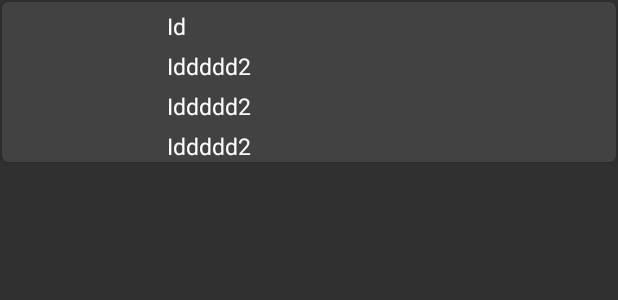
After one commit to sjsudev/cmpe255-project-sp22, an Android app: the layout product_item.xml on its own in the app's theme, with its tools: preview values and no code run, on a phone screen of 412 x 824 dp. The commit adds this screen. Shown: the top 300 px of the screen. Run offline under Robolectric (Android 15) with nearby library versions, the phone set to English and light mode, and no system bars.

Commit message:
final video update

```diff
--- a/android/app/src/main/AndroidManifest.xml
+++ b/android/app/src/main/AndroidManifest.xml
@@ -22,6 +22,7 @@
                 <category android:name="android.intent.category.LAUNCHER" />
             </intent-filter>
         </activity>
+        <activity android:name=".ListProductsActivity" />
 
         <activity android:name="com.kitchenservice.fileUpload.GetAll" />
         <activity android:name="com.kitchenservice.fileUpload.Upload" />
--- a/android/app/src/main/res/layout/get_all.xml
+++ b/android/app/src/main/res/layout/get_all.xml
@@ -9,7 +9,7 @@
     <TextView
         android:layout_width="wrap_content"
         android:layout_height="wrap_content"
-        android:text="Images"
+        android:text="Examples"
         android:textSize="100px"
         android:textColor="#d3d8e3"
         android:layout_centerHorizontal = "true"
--- /dev/null
+++ b/android/app/src/main/res/layout/product_item.xml
@@ -0,0 +1,77 @@
+<?xml version="1.0" encoding="utf-8"?>
+<androidx.cardview.widget.CardView xmlns:android="http://schemas.android.com/apk/res/android"
+    android:layout_width="match_parent"
+    android:layout_height="wrap_content"
+    android:layout_margin="1dp"
+    xmlns:app="http://schemas.android.com/apk/res-auto"
+    app:cardCornerRadius="4dp">
+
+    <RelativeLayout
+        android:layout_width="match_parent"
+        android:layout_height="match_parent"
+        android:layout_margin="0dp">
+
+        <ImageView
+            android:id="@+id/ivProduct"
+            android:layout_width="100dp"
+            android:layout_height="100dp"
+            android:padding="2dp" />
+
+        <TextView
+            android:id="@+id/tvId"
+            android:layout_width="wrap_content"
+            android:layout_height="wrap_content"
+            android:layout_alignParentTop="true"
+            android:layout_marginStart="10dp"
+            android:layout_marginLeft="10dp"
+            android:layout_marginTop="5dp"
+            android:layout_toRightOf="@+id/ivProduct"
+            android:text="Id"
+            android:textColor="#FFF"
+            android:textSize="15sp" />
+
+        <TextView
+            android:id="@+id/tvName"
+            android:layout_width="wrap_content"
+            android:layout_height="wrap_content"
+            android:layout_below="@+id/tvId"
+            android:layout_marginStart="10dp"
+            android:layout_marginLeft="10dp"
+            android:layout_marginTop="5dp"
+            android:layout_toEndOf="@+id/ivProduct"
+            android:layout_toRightOf="@+id/ivProduct"
+            android:text="Iddddd2"
+            android:textColor="#FFF"
+            android:textSize="15sp" />
+
+        <TextView
+            android:id="@+id/tvPrice"
+            android:layout_width="wrap_content"
+            android:layout_height="wrap_content"
+            android:layout_below="@+id/tvName"
+            android:layout_marginStart="10dp"
+            android:layout_marginLeft="10dp"
+            android:layout_marginTop="5dp"
+            android:layout_toEndOf="@+id/ivProduct"
+            android:layout_toRightOf="@+id/ivProduct"
+            android:text="Iddddd2"
+            android:textColor="#FFF"
+            android:textSize="15sp" />
+
+        <TextView
+            android:id="@+id/tvDescription"
+            android:layout_width="wrap_content"
+            android:layout_height="wrap_content"
+            android:layout_below="@+id/tvPrice"
+            android:layout_marginStart="10dp"
+            android:layout_marginLeft="10dp"
+            android:layout_marginTop="5dp"
+            android:layout_toEndOf="@+id/ivProduct"
+            android:layout_toRightOf="@+id/ivProduct"
+            android:text="Iddddd2"
+            android:textColor="#FFF"
+            android:textSize="15sp" />
+
+    </RelativeLayout>
+
+</androidx.cardview.widget.CardView>
```
Also changed, not shown: android/app/src/main/java/com/kitchenservice/fileUpload/API.java (+9 -1 lines), android/app/src/main/java/com/kitchenservice/fileUpload/GetAll.java (+1 -1 lines), android/app/src/main/java/com/kitchenservice/fileUpload/ListProductsActivity.java (added, +53 -0 lines), android/app/src/main/java/com/kitchenservice/fileUpload/Product.java (added, +37 -0 lines), android/app/src/main/java/com/kitchenservice/fileUpload/ProductsAdapter.java (added, +69 -0 lines), android/app/src/main/java/com/kitchenservice/fileUpload/Results.java (+6 -1 lines), android/app/src/main/java/com/kitchenservice/fileUpload/RetrofitClient.java (+14 -0 lines), android/app/src/main/java/com/kitchenservice/fileUpload/Upload.java (+24 -15 lines), android/app/src/main/res/layout/activity_list_products.xml (added, +19 -0 lines), android/app/src/main/res/layout/results.xml (+9 -8 lines), 1 other file.
